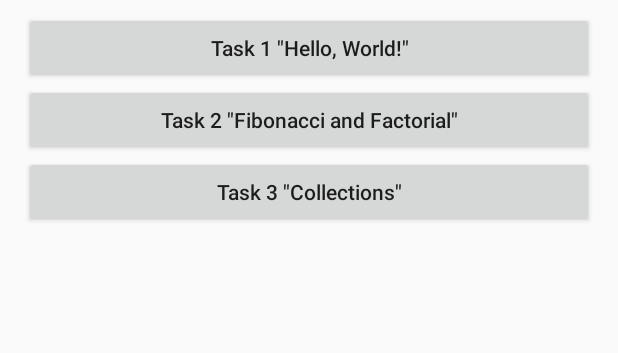
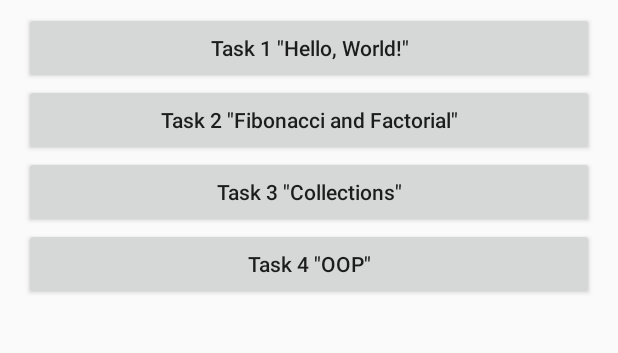
Before and after one commit to trigor74/homework, an Android app: the screen it shows after launch (MainActivity), on a phone screen of 412 x 824 dp, the part 145-498 px from its top. Run offline under Robolectric (Android 15) with nearby library versions, the phone set to English and light mode, and no system bars.

Commit message:
Partial preparation for task 4

```diff
--- a/app/src/main/AndroidManifest.xml
+++ b/app/src/main/AndroidManifest.xml
@@ -31,6 +31,9 @@
         <activity android:name=".Task3Activity" android:label="@string/task3_name">
         </activity>
 
+        <activity android:name=".Task4Activity" android:label="@string/task4_name">
+        </activity>
+
     </application>
 
 </manifest>
--- a/app/src/main/java/com/itrifonov/homework/MainActivity.java
+++ b/app/src/main/java/com/itrifonov/homework/MainActivity.java
@@ -15,6 +15,7 @@ public class MainActivity extends AppCompatActivity implements View.OnClickListe
         findViewById(R.id.btn_task1).setOnClickListener(this);
         findViewById(R.id.btn_task2).setOnClickListener(this);
         findViewById(R.id.btn_task3).setOnClickListener(this);
+        findViewById(R.id.btn_task4).setOnClickListener(this);
     }
 
     @Override
@@ -29,6 +30,9 @@ public class MainActivity extends AppCompatActivity implements View.OnClickListe
             case R.id.btn_task3:
                 startActivity(new Intent(this, Task3Activity.class));
                 break;
+            case R.id.btn_task4:
+                startActivity(new Intent(this, Task4Activity.class));
+                break;
         }
     }
 }
--- /dev/null
+++ b/app/src/main/java/com/itrifonov/homework/interfaces/INavigation.java
@@ -0,0 +1,6 @@
+package com.itrifonov.homework.interfaces;
+
+public interface INavigation {
+    void showNext();
+    void showPrevious();
+}
--- a/app/src/main/res/layout/activity_main.xml
+++ b/app/src/main/res/layout/activity_main.xml
@@ -48,4 +48,14 @@
         android:text="@string/task3_name"
         android:textAllCaps="false" />
 
+    <Button
+        android:id="@+id/btn_task4"
+        android:layout_width="match_parent"
+        android:layout_height="wrap_content"
+        android:layout_alignParentEnd="true"
+        android:layout_alignParentRight="true"
+        android:layout_below="@+id/btn_task3"
+        android:text="@string/task4_name"
+        android:textAllCaps="false" />
+
 </RelativeLayout>
--- /dev/null
+++ b/app/src/main/res/layout/activity_task4.xml
@@ -0,0 +1,6 @@
+<?xml version="1.0" encoding="utf-8"?>
+<LinearLayout xmlns:android="http://schemas.android.com/apk/res/android"
+    android:orientation="vertical" android:layout_width="match_parent"
+    android:layout_height="match_parent">
+
+</LinearLayout>
--- a/app/src/main/res/values/strings.xml
+++ b/app/src/main/res/values/strings.xml
@@ -24,4 +24,7 @@
 
     <string name="task3_name">Task 3 \"Collections\"</string>
 
+    <string name="task4_name">Task 4 \"OOP\"</string>
+    <string name="str_previous">Previous</string>
+    <string name="str_next">Next</string>
 </resources>
```
Also changed, not shown: app/src/main/java/com/itrifonov/homework/BaseActivity.java (added, +31 -0 lines), app/src/main/java/com/itrifonov/homework/Task4Activity.java (added, +10 -0 lines), app/src/main/res/layout/fragment_task4_navigation.xml (added, +21 -0 lines), 1 other file.
